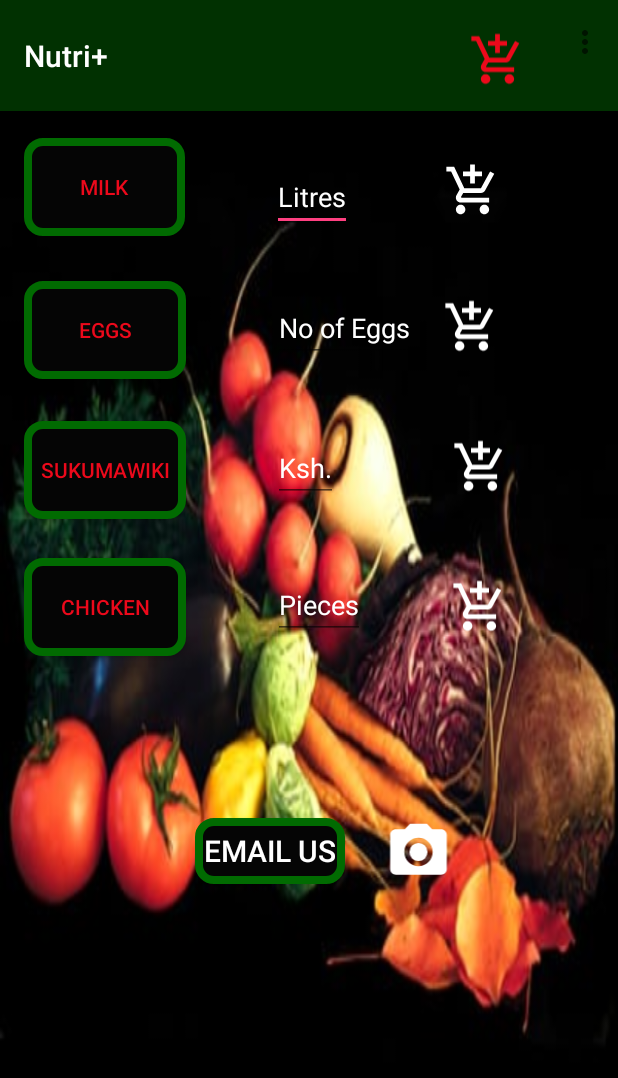
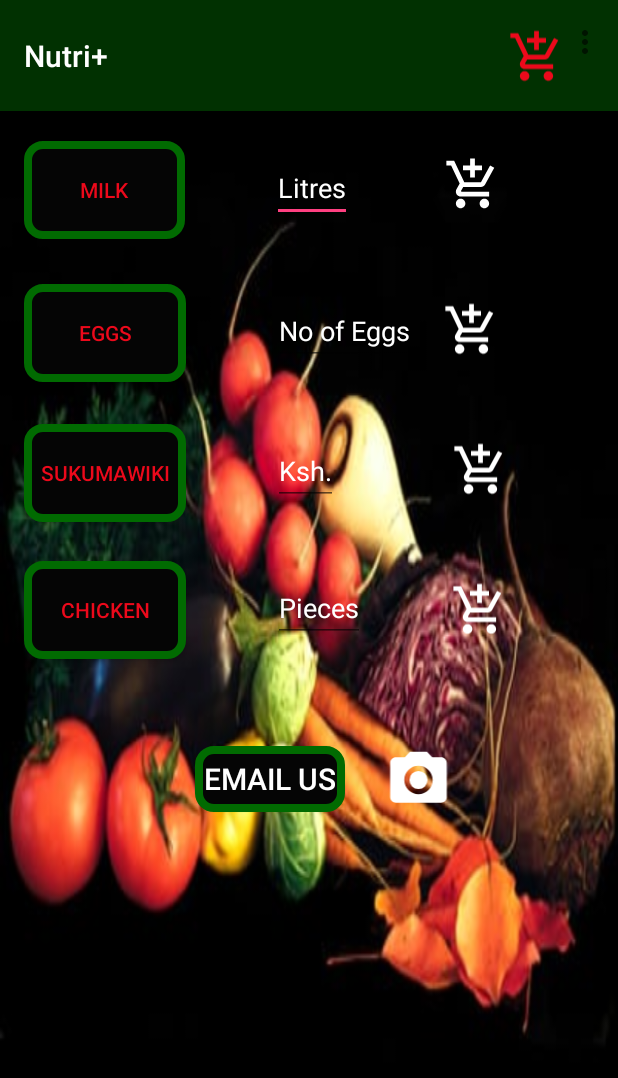
Before and after one commit to kipchumbakevin/Nutri, an Android app: the ProductShopping screen opened directly, with no data from a screen before it, on a phone screen of 412 x 824 dp. Shown: the top 1078 px of the screen. Run offline under Robolectric (Android 15) with nearby library versions, the phone set to English and light mode, and no system bars.

Commit message:
Second commit

```diff
--- a/app/src/main/java/com/nutri/nutri/ProductShopping.java
+++ b/app/src/main/java/com/nutri/nutri/ProductShopping.java
@@ -162,6 +162,7 @@ public class ProductShopping extends AppCompatActivity {
             @Override
             public void onClick(View view) {
                 String input=cartA.getText().toString();
+                cartA.setText("");
                 Intent i=new Intent(ProductShopping.this,ProductCart.class);
                 i.putExtra(MILK_QUANTITY,milkQuantity);
                 i.putExtra(SUKUMA_QUANTITY,sukumaQuantity);
--- a/app/src/main/res/layout/activity_product_shopping.xml
+++ b/app/src/main/res/layout/activity_product_shopping.xml
@@ -7,6 +7,12 @@
     xmlns:app="http://schemas.android.com/apk/res-auto"
     android:background="@drawable/veges"
     tools:context=".ProductShopping">
+    <RelativeLayout
+        android:layout_width="match_parent"
+        android:layout_height="match_parent">
+
+
+
 
     <android.support.v7.widget.Toolbar
         android:id="@+id/toolbar"
@@ -17,6 +23,7 @@
         app:popupTheme="@style/AppTheme.PopupOverlay" />
 
     <ScrollView
+        android:layout_below="@+id/toolbar"
         android:layout_width="match_parent"
         android:layout_height="match_parent"
         tools:layout_editor_absoluteX="70dp"
@@ -43,7 +50,7 @@
                     android:layout_height="65dp"
                     android:layout_marginEnd="8dp"
                     android:layout_marginStart="16dp"
-                    android:layout_marginTop="92dp"
+                    android:layout_marginTop="20dp"
                     android:background="@drawable/my_button"
                     android:text="MILK"
                     android:textColor="@color/colorRed"
@@ -58,7 +65,7 @@
                     android:layout_height="wrap_content"
                     android:layout_marginEnd="8dp"
                     android:layout_marginStart="50dp"
-                    android:layout_marginTop="100dp"
+                    android:layout_marginTop="20dp"
                     android:hint="Litres"
                     android:inputType="numberDecimal"
                     android:textColor="@color/colorWhite"
@@ -72,8 +79,8 @@
                     android:id="@+id/imageView"
                     android:layout_width="38dp"
                     android:layout_height="38dp"
-                    android:layout_marginTop="108dp"
                     android:layout_marginEnd="16dp"
+                    android:layout_marginTop="30dp"
                     android:layout_marginStart="53dp"
                     android:src="@drawable/ic_add"
                     android:tint="@color/colorWhite"
@@ -262,7 +269,7 @@
                     android:layout_marginBottom="8dp"
                     android:layout_marginEnd="8dp"
                     android:layout_marginStart="130dp"
-                    android:layout_marginTop="100dp"
+                    android:layout_marginTop="50dp"
                     android:background="@drawable/my_button"
                     android:text="Email Us"
                     android:textAlignment="center"
@@ -281,7 +288,7 @@
                     android:layout_marginBottom="8dp"
                     android:layout_marginEnd="8dp"
                     android:layout_marginStart="8dp"
-                    android:layout_marginTop="100dp"
+                    android:layout_marginTop="50dp"
                     android:tint="@color/colorWhite"
                     app:layout_constraintBottom_toBottomOf="parent"
                     app:layout_constraintEnd_toEndOf="parent"
@@ -294,18 +301,23 @@
         </LinearLayout>
     </ScrollView>
 
+    </RelativeLayout>
+    <RelativeLayout
+        android:layout_width="match_parent"
+        android:layout_height="wrap_content"
+        android:orientation="horizontal">
+
         <TextView
             android:id="@+id/cartAdd"
             android:layout_width="55dp"
             android:layout_height="36dp"
-        android:layout_marginEnd="8dp"
-        android:layout_marginStart="8dp"
-        android:layout_marginTop="16dp"
+            android:layout_alignParentEnd="true"
+            android:layout_alignParentTop="true"
+            android:layout_marginEnd="35dp"
+            android:text=""
             android:textAlignment="textEnd"
             android:textColor="@color/colorWhite"
             android:textSize="22dp"
-        app:layout_constraintEnd_toEndOf="@+id/toolbar"
-        app:layout_constraintHorizontal_bias="0.872"
             app:layout_constraintStart_toStartOf="parent"
             app:layout_constraintTop_toTopOf="parent" />
 
@@ -313,15 +325,16 @@
             android:id="@+id/addCart"
             android:layout_width="38dp"
             android:layout_height="48dp"
-        android:layout_marginEnd="8dp"
-        android:layout_marginStart="8dp"
-        android:layout_marginTop="16dp"
+            android:layout_alignEnd="@+id/cartAdd"
+            android:layout_alignParentTop="true"
+            android:layout_marginTop="14dp"
             android:src="@drawable/ic_add"
             android:tint="@color/colorRed"
             app:layout_constraintEnd_toEndOf="parent"
             app:layout_constraintHorizontal_bias="0.851"
             app:layout_constraintStart_toStartOf="parent"
             app:layout_constraintTop_toTopOf="parent" />
+    </RelativeLayout>
 
 
 
--- a/app/src/main/res/layout/item_product.xml
+++ b/app/src/main/res/layout/item_product.xml
@@ -50,8 +50,6 @@
         android:layout_weight="6"
 
         android:layout_width="0dp"
-
-
         android:layout_height="wrap_content" />
     </LinearLayout>
     </LinearLayout>
```
Also changed, not shown: app/build.gradle (+8 -5 lines), app/src/main/java/com/nutri/nutri/Dialog.java (added, +29 -0 lines), app/src/main/java/com/nutri/nutri/ProductCart.java (+43 -63 lines), app/src/main/res/layout/activity_product_cart.xml (+20 -2 lines), app/src/main/res/layout/checkout.xml (+2 -43 lines), app/src/main/res/layout/popup.xml (+31 -13 lines). Lines whose indentation alone changed are shown as unchanged.
